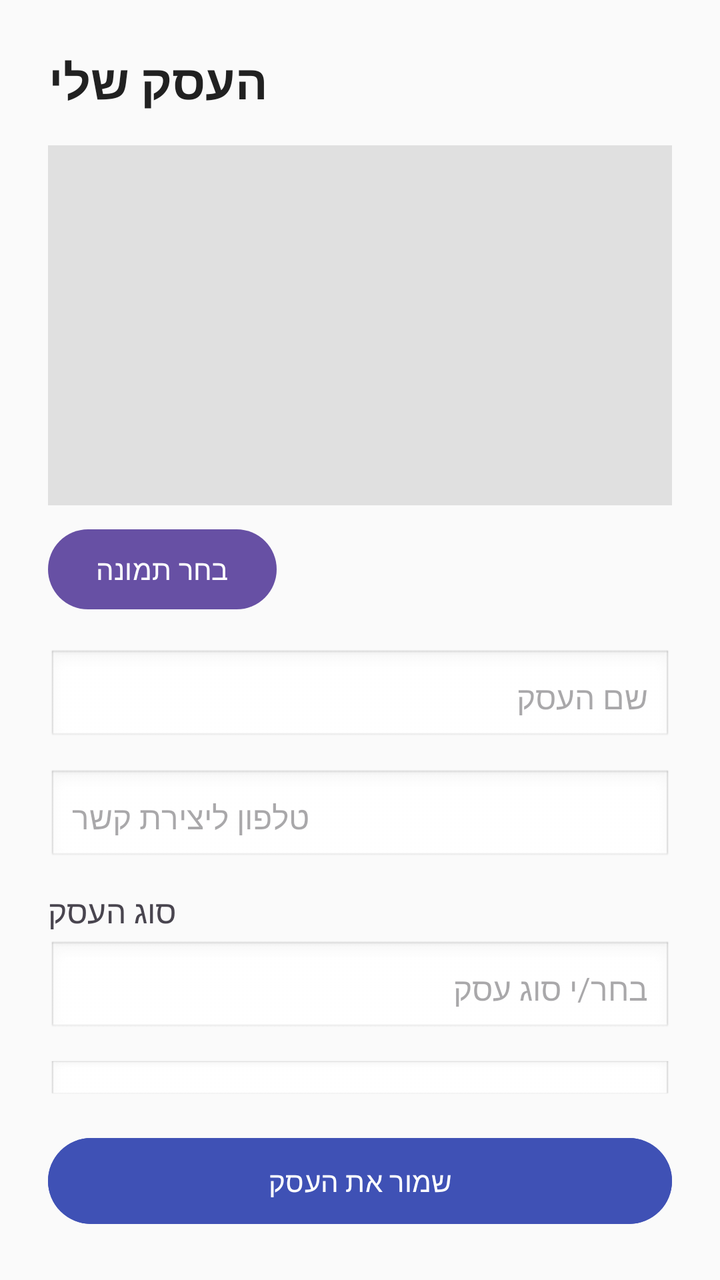
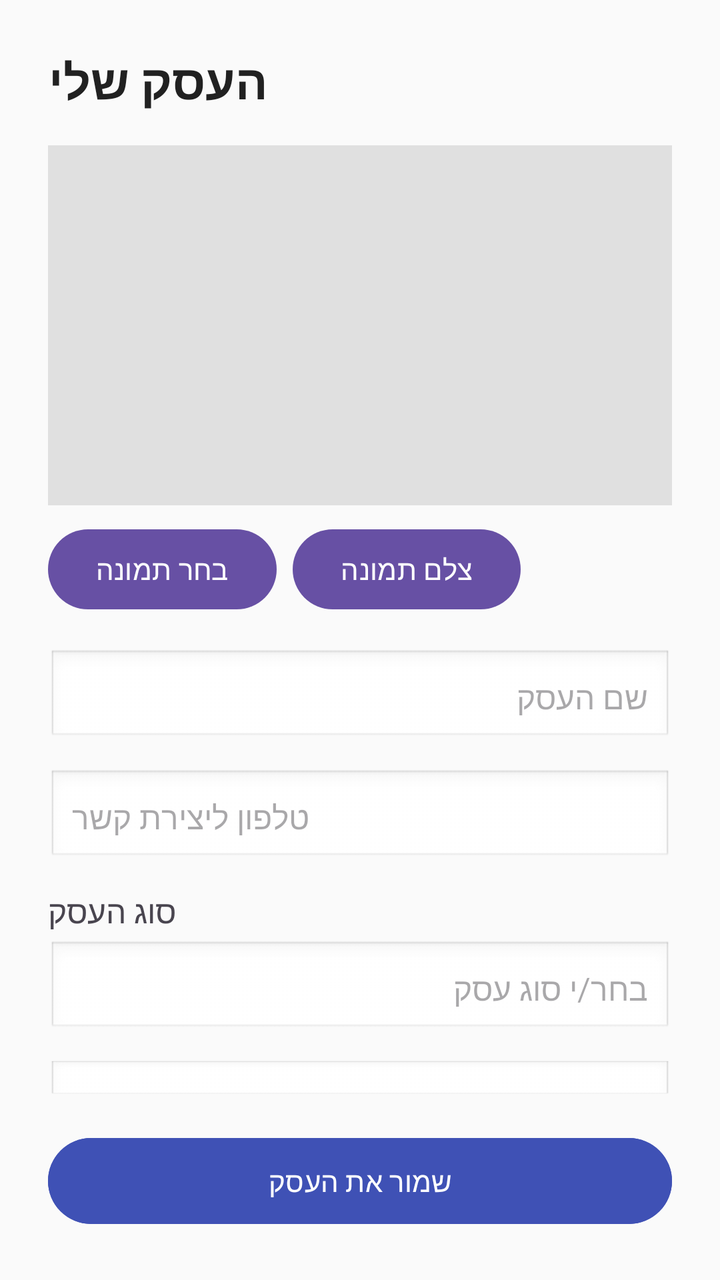

An Android layout rendered at two revisions. The XML below is the earlier revision; the diff shows what the commit changed to produce the second picture.
<!-- AndroidManifest.xml: application theme Theme.MyApplication -->
<!-- res/layout/activity_my_business_main.xml -->
<?xml version="1.0" encoding="utf-8"?>
<androidx.constraintlayout.widget.ConstraintLayout
    xmlns:android="http://schemas.android.com/apk/res/android"
    xmlns:app="http://schemas.android.com/apk/res-auto"
    xmlns:tools="http://schemas.android.com/tools"
    android:id="@+id/business_main_root"
    android:layout_width="match_parent"
    android:layout_height="match_parent"
    android:padding="24dp"
    android:background="#FAFAFA"
    tools:context=".MyBusinessMainActivity">

    <TextView
        android:id="@+id/tVTitle"
        android:layout_width="wrap_content"
        android:layout_height="wrap_content"
        android:text="העסק שלי"
        android:textSize="24sp"
        android:textStyle="bold"
        android:textColor="#212121"
        app:layout_constraintTop_toTopOf="parent"
        app:layout_constraintStart_toStartOf="parent" />

    <ImageView
        android:id="@+id/imgBusinessMain"
        android:layout_width="0dp"
        android:layout_height="180dp"
        android:layout_marginTop="16dp"
        android:background="#E0E0E0"
        android:scaleType="centerCrop"
        android:contentDescription="תמונת העסק"
        android:clickable="true"
        android:focusable="true"
        app:layout_constraintTop_toBottomOf="@id/tVTitle"
        app:layout_constraintStart_toStartOf="parent"
        app:layout_constraintEnd_toEndOf="parent" />

    <Button
        android:id="@+id/btnChooseImage"
        android:layout_width="wrap_content"
        android:layout_height="wrap_content"
        android:text="בחר תמונה"
        android:layout_marginTop="8dp"
        app:layout_constraintTop_toBottomOf="@id/imgBusinessMain"
        app:layout_constraintStart_toStartOf="parent" />

    <EditText
        android:id="@+id/eTBusinessName"
        android:layout_width="0dp"
        android:layout_height="wrap_content"
        android:layout_marginTop="16dp"
        android:hint="שם העסק"
        android:padding="12dp"
        android:background="@android:drawable/edit_text"
        android:textSize="16sp"
        app:layout_constraintTop_toBottomOf="@id/btnChooseImage"
        app:layout_constraintStart_toStartOf="parent"
        app:layout_constraintEnd_toEndOf="parent" />

    <EditText
        android:id="@+id/eTBusinessPhone"
        android:layout_width="0dp"
        android:layout_height="wrap_content"
        android:layout_marginTop="12dp"
        android:hint="טלפון ליצירת קשר"
        android:inputType="phone"
        android:padding="12dp"
        android:background="@android:drawable/edit_text"
        android:textSize="16sp"
        app:layout_constraintTop_toBottomOf="@id/eTBusinessName"
        app:layout_constraintStart_toStartOf="parent"
        app:layout_constraintEnd_toEndOf="parent" />

    
    <TextView
        android:id="@+id/tVBusinessTypeLabel"
        android:layout_width="wrap_content"
        android:layout_height="wrap_content"
        android:text="סוג העסק"
        android:layout_marginTop="12dp"
        android:textSize="16sp"
        app:layout_constraintTop_toBottomOf="@id/eTBusinessPhone"
        app:layout_constraintStart_toStartOf="parent" />

    
    <AutoCompleteTextView
        android:id="@+id/autoBusinessType"
        android:layout_width="0dp"
        android:layout_height="wrap_content"
        android:layout_marginTop="4dp"
        android:hint="בחר/י סוג עסק"
        android:inputType="text"
        android:padding="12dp"
        android:background="@android:drawable/edit_text"
        android:textSize="16sp"
        app:layout_constraintTop_toBottomOf="@id/tVBusinessTypeLabel"
        app:layout_constraintStart_toStartOf="parent"
        app:layout_constraintEnd_toEndOf="parent" />

    <EditText
        android:id="@+id/eTBusinessDescription"
        android:layout_width="0dp"
        android:layout_height="0dp"
        android:hint="תיאור העסק"
        android:inputType="textMultiLine"
        android:gravity="top|start"
        android:minLines="4"
        android:padding="12dp"
        android:background="@android:drawable/edit_text"
        android:textSize="16sp"
        android:layout_marginTop="12dp"
        android:layout_marginBottom="16dp"
        app:layout_constraintTop_toBottomOf="@id/autoBusinessType"
        app:layout_constraintStart_toStartOf="parent"
        app:layout_constraintEnd_toEndOf="parent"
        app:layout_constraintBottom_toTopOf="@id/btnSaveBusiness" />

    <Button
        android:id="@+id/btnSaveBusiness"
        android:layout_width="0dp"
        android:layout_height="wrap_content"
        android:text="שמור את העסק"
        android:backgroundTint="#3F51B5"
        android:textColor="#FFFFFF"
        android:padding="12dp"
        app:layout_constraintBottom_toBottomOf="parent"
        app:layout_constraintStart_toStartOf="parent"
        app:layout_constraintEnd_toEndOf="parent" />

</androidx.constraintlayout.widget.ConstraintLayout>
<!-- resources referenced by this layout -->
<resources>
  <style name="Theme.MyApplication" parent="Base.Theme.MyApplication" />
  <style name="Base.Theme.MyApplication" parent="Theme.Material3.DayNight.NoActionBar">
          
          
      </style>
</resources>

<!-- the commit's change to res/layout/activity_my_business_main.xml (unified diff, before → after) -->
@@ -43,6 +43,17 @@
         android:layout_marginTop="8dp"
         app:layout_constraintTop_toBottomOf="@id/imgBusinessMain"
         app:layout_constraintStart_toStartOf="parent" />
+
+
+    <Button
+        android:id="@+id/btnTakePhoto"
+        android:layout_width="wrap_content"
+        android:layout_height="wrap_content"
+        android:layout_marginStart="8dp"
+        android:layout_marginTop="8dp"
+        android:text="צלם תמונה"
+        app:layout_constraintStart_toEndOf="@+id/btnChooseImage"
+        app:layout_constraintTop_toBottomOf="@+id/imgBusinessMain" />
 
     <EditText
         android:id="@+id/eTBusinessName"
